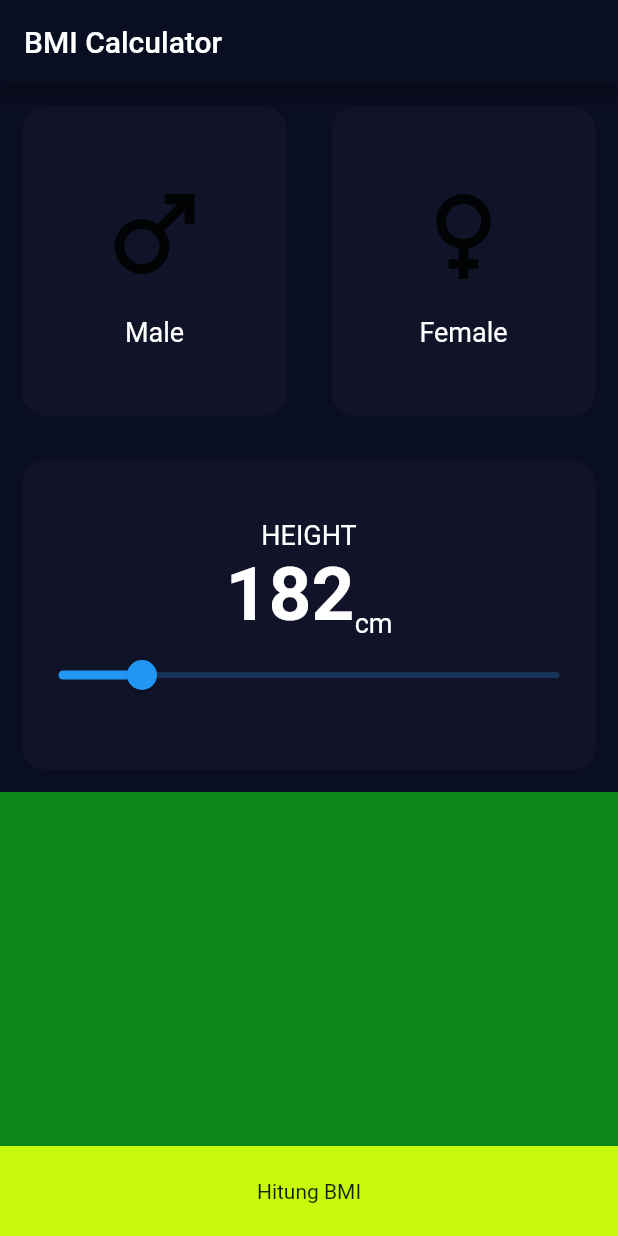
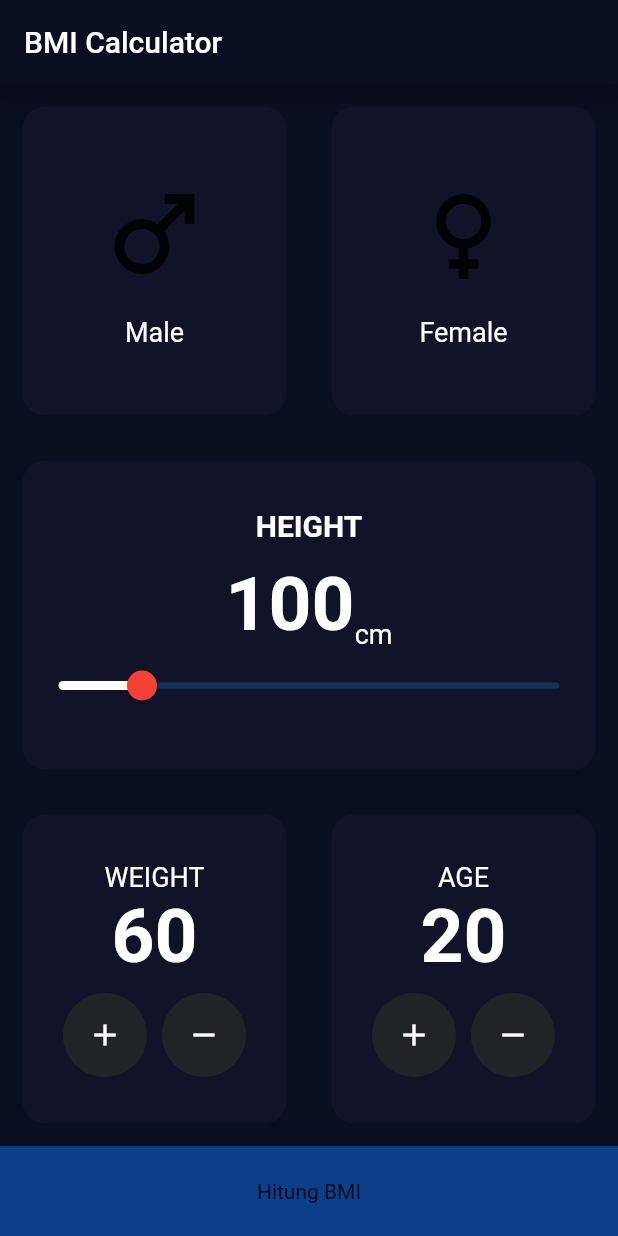
Before and after one commit to NasriNurfaizi/BMI, a Flutter app: the screen it shows after launch, on a phone screen of 412 x 824 dp. Run offline on Flutter 3.47's test engine with Material 2 defaults, Android fonts, the phone set to English and light mode, and no system bars; missing offline and left inert: dart:html.

Commit message:
UI Height and Age section

```diff
--- a/bmi/lib/View/bmi_data_screen.dart
+++ b/bmi/lib/View/bmi_data_screen.dart
@@ -16,6 +16,9 @@ class bmidatascreen extends StatefulWidget {
 }
 
 class _bmidatascreenState extends State<bmidatascreen> {
+  int height = 100;
+
+  // eror BMICARD untuk format usia dan berat
   @override
   Widget build(BuildContext context) {
     return Scaffold(
@@ -29,12 +32,12 @@ class _bmidatascreenState extends State<bmidatascreen> {
               child: Row(
                 children: const [
                   Expanded(
-                    child: Bmicard(
+                    child: BmiCard(
                       child: GenderIconText(icon: Icons.male, title: 'Male'),
                     ),
                   ),
                   Expanded(
-                    child: Bmicard(
+                    child: BmiCard(
                       child:
                           GenderIconText(icon: Icons.female, title: 'Female'),
                     ),
@@ -44,25 +47,27 @@ class _bmidatascreenState extends State<bmidatascreen> {
             ),
             Expanded(
               child: Container(
-                  child: Bmicard(
-                child: Column(
+                child: BmiCard(
+                  child: Column(
                     mainAxisAlignment: MainAxisAlignment.center,
                     children: [
                       Text(
                         "HEIGHT",
-                        style: labeltextstyle,
+                        style: labeltextstyle.copyWith(
+                          fontSize: 20,
+                          fontWeight: FontWeight.bold,
+                        ),
+                      ),
+                      SizedBox(
+                        height: 12,
                       ),
                       Row(
                         mainAxisAlignment: MainAxisAlignment.center,
                         crossAxisAlignment: CrossAxisAlignment.end,
                         children: [
                           Text(
-                            "182",
-                            style: TextStyle(
-                              fontSize: 50,
-                              fontWeight: FontWeight.bold,
-                              color: Colors.white,
-                            ),
+                            "$height",
+                            style: numberTextStyle,
                           ),
                           Text(
                             "cm",
@@ -71,15 +76,121 @@ class _bmidatascreenState extends State<bmidatascreen> {
                         ],
                       ),
                       Slider(
-                        value: 100,
+                        value: height.toDouble(),
                         min: 80,
                         max: 200,
-                        onChanged: (value) {},
+                        thumbColor: Colors.red,
+                        activeColor: Colors.white,
+                        onChanged: (value) {
+                          height = value.toInt();
+                          setState(() {});
+                        },
                       )
-                    ]),
-              )),
+                    ],
+                  ),
+                ),
+              ),
             ),
-            Expanded(child: Container(color: Color.fromARGB(255, 12, 134, 22))),
+            Expanded(
+              child: Container(
+                child: Row(
+                  children: [
+                    Expanded(
+                      child: BmiCard(
+                        child: Column(
+                          mainAxisAlignment: MainAxisAlignment.center,
+                          children: [
+                            Text(
+                              "WEIGHT",
+                              style: labeltextstyle,
+                            ),
+                            Text("60", style: numberTextStyle),
+                            SizedBox(height: 8),
+                            Row(
+                              mainAxisAlignment: MainAxisAlignment.center,
+                              children: [
+                                RawMaterialButton(
+                                  onPressed: () {},
+                                  elevation: 0,
+                                  child: Icon(Icons.add, color: Colors.white),
+                                  shape: CircleBorder(),
+                                  fillColor: Color(0xff212427),
+                                  constraints: BoxConstraints.tightFor(
+                                    width: 56,
+                                    height: 56,
+                                  ),
+                                ),
+                                SizedBox(width: 10),
+                                RawMaterialButton(
+                                  onPressed: () {},
+                                  elevation: 0,
+                                  child: Icon(
+                                    Icons.remove,
+                                    color: Colors.white,
+                                  ),
+                                  shape: CircleBorder(),
+                                  fillColor: Color(0xff212427),
+                                  constraints: BoxConstraints.tightFor(
+                                    width: 56,
+                                    height: 56,
+                                  ),
+                                ),
+                              ],
+                            )
+                          ],
+                        ),
+                      ),
+                    ),
+                    Expanded(
+                      child: BmiCard(
+                        child: Column(
+                          mainAxisAlignment: MainAxisAlignment.center,
+                          children: [
+                            Text(
+                              "AGE",
+                              style: labeltextstyle,
+                            ),
+                            Text("20", style: numberTextStyle),
+                            SizedBox(height: 8),
+                            Row(
+                              mainAxisAlignment: MainAxisAlignment.center,
+                              children: [
+                                RawMaterialButton(
+                                  onPressed: () {},
+                                  elevation: 0,
+                                  child: Icon(Icons.add, color: Colors.white),
+                                  shape: CircleBorder(),
+                                  fillColor: Color(0xff212427),
+                                  constraints: BoxConstraints.tightFor(
+                                    width: 56,
+                                    height: 56,
+                                  ),
+                                ),
+                                SizedBox(width: 10),
+                                RawMaterialButton(
+                                  onPressed: () {},
+                                  elevation: 0,
+                                  child: Icon(
+                                    Icons.remove,
+                                    color: Colors.white,
+                                  ),
+                                  shape: CircleBorder(),
+                                  fillColor: Color(0xff212427),
+                                  constraints: BoxConstraints.tightFor(
+                                    width: 56,
+                                    height: 56,
+                                  ),
+                                ),
+                              ],
+                            )
+                          ],
+                        ),
+                      ),
+                    ),
+                  ],
+                ),
+              ),
+            ),
             GestureDetector(
               onTap: () {
                 Navigator.of(context).push(
@@ -92,7 +203,7 @@ class _bmidatascreenState extends State<bmidatascreen> {
               },
               child: Container(
                 height: 60,
-                color: Color.fromARGB(255, 198, 250, 10),
+                color: Color.fromARGB(255, 12, 63, 139),
                 child: Center(child: Text("Hitung BMI")),
               ),
             )
@@ -101,8 +212,8 @@ class _bmidatascreenState extends State<bmidatascreen> {
   }
 }
 
-class Bmicard extends StatelessWidget {
-  const Bmicard({
+class BmiCard extends StatelessWidget {
+  const BmiCard({
     Key? key,
     required this.child,
   }) : super(key: key);
--- a/bmi/lib/contant/contant.dart
+++ b/bmi/lib/contant/contant.dart
@@ -9,3 +9,9 @@ TextStyle labeltextstyle = const TextStyle(
   color: Colors.white,
   //Color(0xff8d8e98),
 );
+
+TextStyle numberTextStyle = TextStyle(
+  fontSize: 50,
+  fontWeight: FontWeight.bold,
+  color: Colors.white,
+);
```
